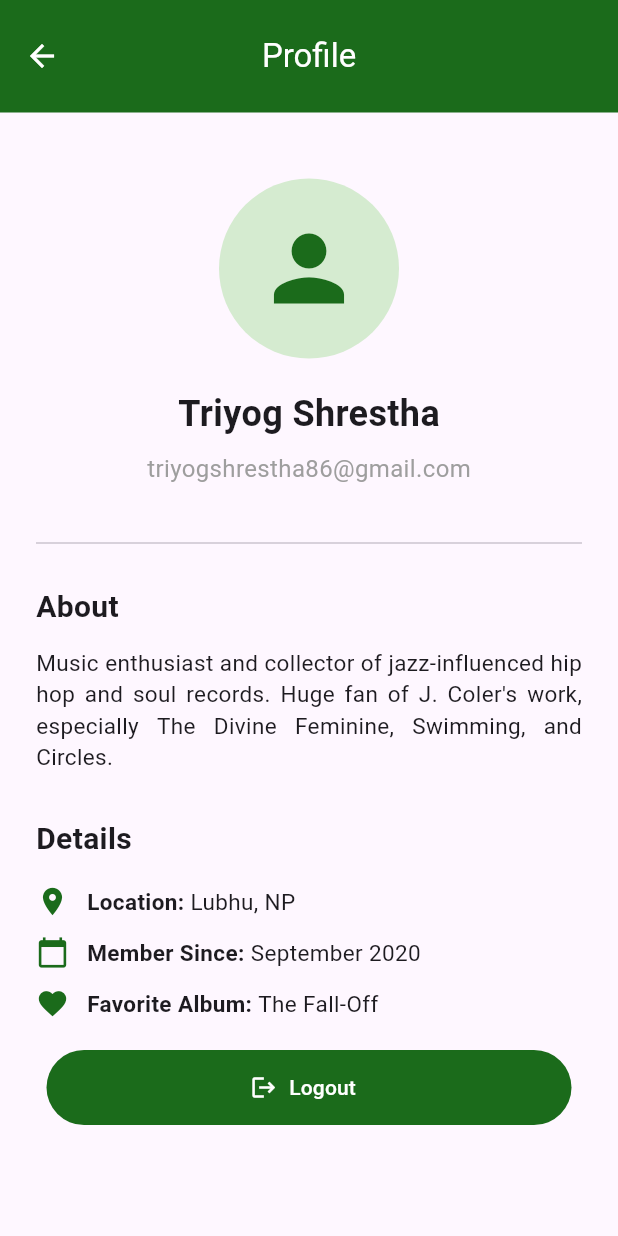
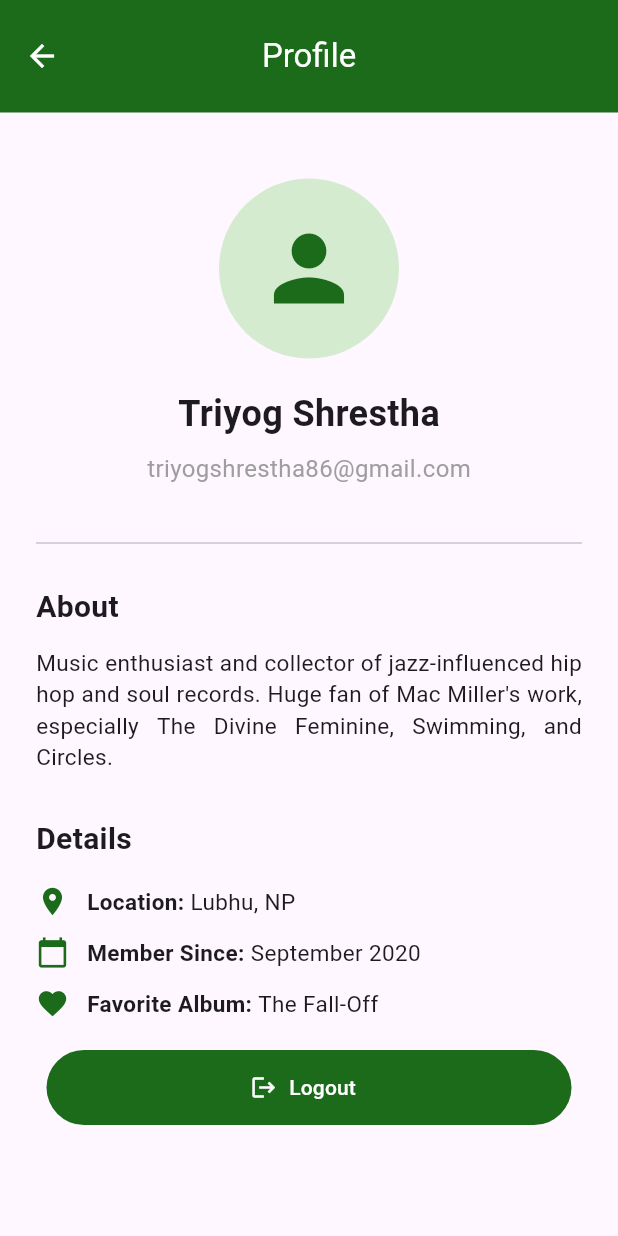
Before and after one commit to triyog-shrestha/flutter-buttons-assignment, a Flutter app: the Profile screen opened directly, on a phone screen of 412 x 824 dp. Run offline on Flutter 3.47's test engine with Material 3 defaults, Android fonts, the phone set to English and light mode, and no system bars.

Commit message:
updated profile

```diff
--- a/lib/profile.dart
+++ b/lib/profile.dart
@@ -66,7 +66,7 @@ class Profile extends StatelessWidget {
               ),
               const SizedBox(height: 12),
               const Text(
-                "Music enthusiast and collector of jazz-influenced hip hop and soul records. Huge fan of J. Coler's work, especially The Divine Feminine, Swimming, and Circles.",
+                "Music enthusiast and collector of jazz-influenced hip hop and soul records. Huge fan of Mac Miller's work, especially The Divine Feminine, Swimming, and Circles.",
                 style: TextStyle(fontSize: 15),
                 textAlign: TextAlign.justify,
               ),
```
